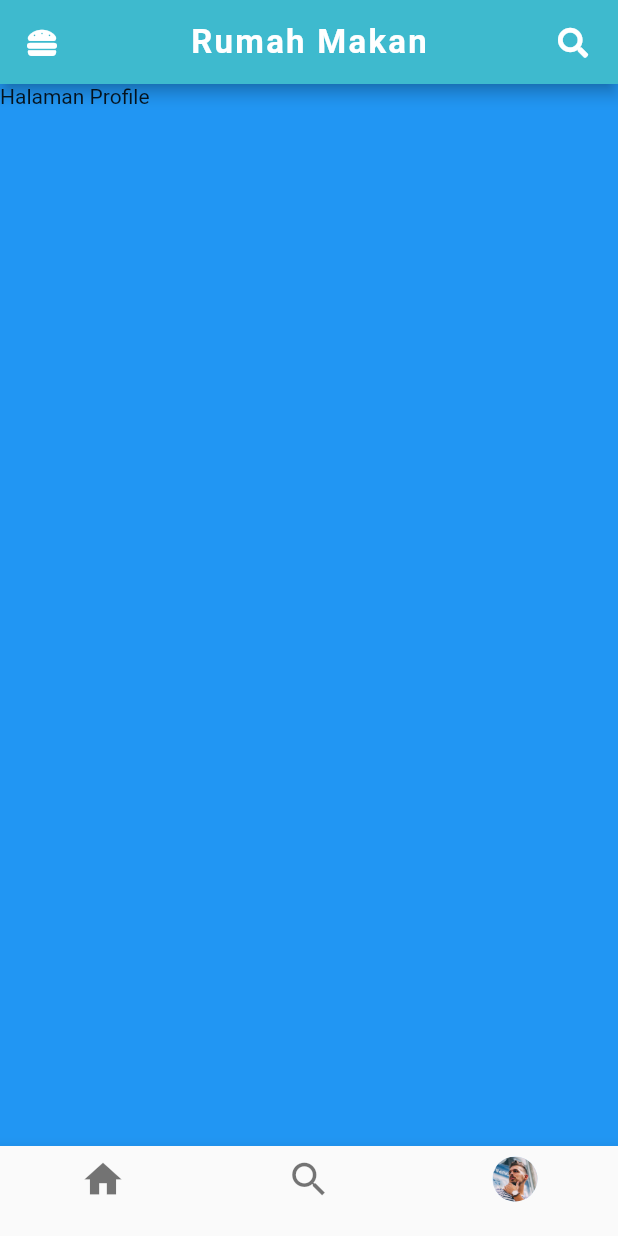
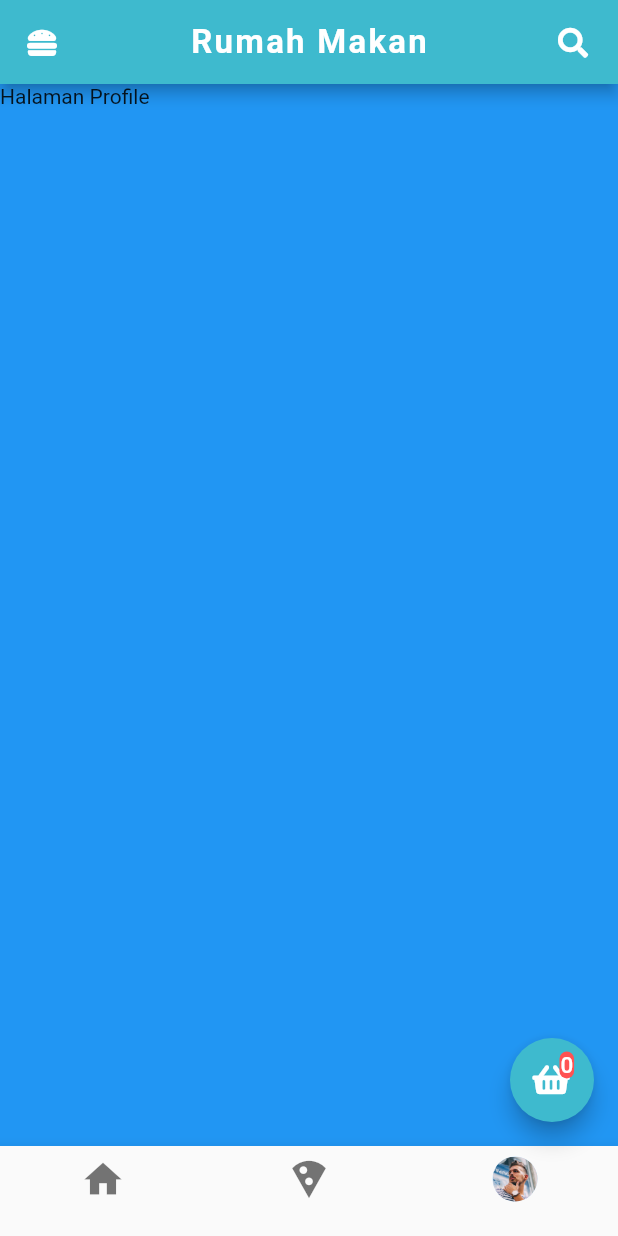
Before and after one commit to DeviJv/rm_b3, a Flutter app: the screen it shows after launch, item 3 of the bottom bar chosen, on a phone screen of 412 x 824 dp. Run offline on Flutter 3.47's test engine with Material 2 defaults, Android fonts, the phone set to English and light mode, and no system bars; our stand-ins replace font_awesome_flutter.

Commit message:
Adding FloatingButton With Shopping Bag
Adding FloatingButton With Shopping Bag

```diff
--- a/lib/main.dart
+++ b/lib/main.dart
@@ -1,4 +1,5 @@
 import 'package:flutter/material.dart';
+import 'package:font_awesome_flutter/font_awesome_flutter.dart';
 import 'package:rm_b3/screens/home_screen.dart';
 import 'package:rm_b3/screens/profile_screen.dart';
 import 'package:rm_b3/screens/search_screen.dart';
@@ -37,7 +38,14 @@ class _BottomNavigationState extends State<BottomNavigation> {
     ProfileScreen(),
   ];
 
-  void onTappedBar(int index) {}
+  // void getData() {
+  //   databaseReference
+  //       .collection("menu")
+  //       .getDocuments()
+  //       .then((QuerySnapshot snapshot) {
+  //     snapshot.documents.forEach((f) => print('${f.data}}'));
+  //   });
+  // }
 
   @override
   Widget build(BuildContext context) {
@@ -57,7 +65,7 @@ class _BottomNavigationState extends State<BottomNavigation> {
           ),
           BottomNavigationBarItem(
             title: SizedBox.shrink(),
-              icon: Icon(Icons.search, size: 30.0),
+            icon: Icon(Icons.local_pizza, size: 30.0),
           ),
           BottomNavigationBarItem(
               title: SizedBox.shrink(),
@@ -66,6 +74,55 @@ class _BottomNavigationState extends State<BottomNavigation> {
                 backgroundImage: AssetImage('assets/images/avatar.png'),
               )),
         ],
-        ));
+      ),
+      floatingActionButton: FloatingActionButton(
+        onPressed: null,
+        backgroundColor: Theme.of(context).primaryColor,
+        child: Column(
+          mainAxisAlignment: MainAxisAlignment.center,
+          crossAxisAlignment: CrossAxisAlignment.start,
+          children: <Widget>[
+            Row(
+              // mainAxisAlignment: MainAxisAlignment.center,
+              // crossAxisAlignment: CrossAxisAlignment.end,
+              children: <Widget>[
+                Stack(
+                  children: <Widget>[
+                    Padding(
+                      padding: EdgeInsets.symmetric(
+                        vertical: 8.0,
+                        horizontal: 15.0,
+                      ),
+                      child: Icon(
+                        FontAwesomeIcons.shoppingBasket,
+                        size: 22.0,
+                        color: Colors.white,
+                      ),
+                    ),
+                    Padding(
+                      padding: EdgeInsets.fromLTRB(33.0, 0.0, 0.0, 0.0),
+                      child: Container(
+                        decoration: BoxDecoration(
+                          borderRadius: BorderRadius.circular(10.0),
+                          color: Colors.redAccent,
+                        ),
+                        child: Text(
+                          '0',
+                          style: TextStyle(
+                            fontSize: 15.0,
+                            color: Colors.white,
+                            // backgroundColor: Colors.redAccent,
+                          ),
+                        ),
+                      ),
+                    ),
+                  ],
+                ),
+              ],
+            ),
+          ],
+        ),
+      ),
+    );
   }
 }
```
Also changed, not shown: lib/screens/menu_screen.dart (renamed from lib/screens/destination_screen.dart, +4 -4 lines), lib/screens/search_screen.dart (+7 -6 lines), lib/widget/destination_carousel.dart (+18 -9 lines). Lines whose indentation alone changed are shown as unchanged.
